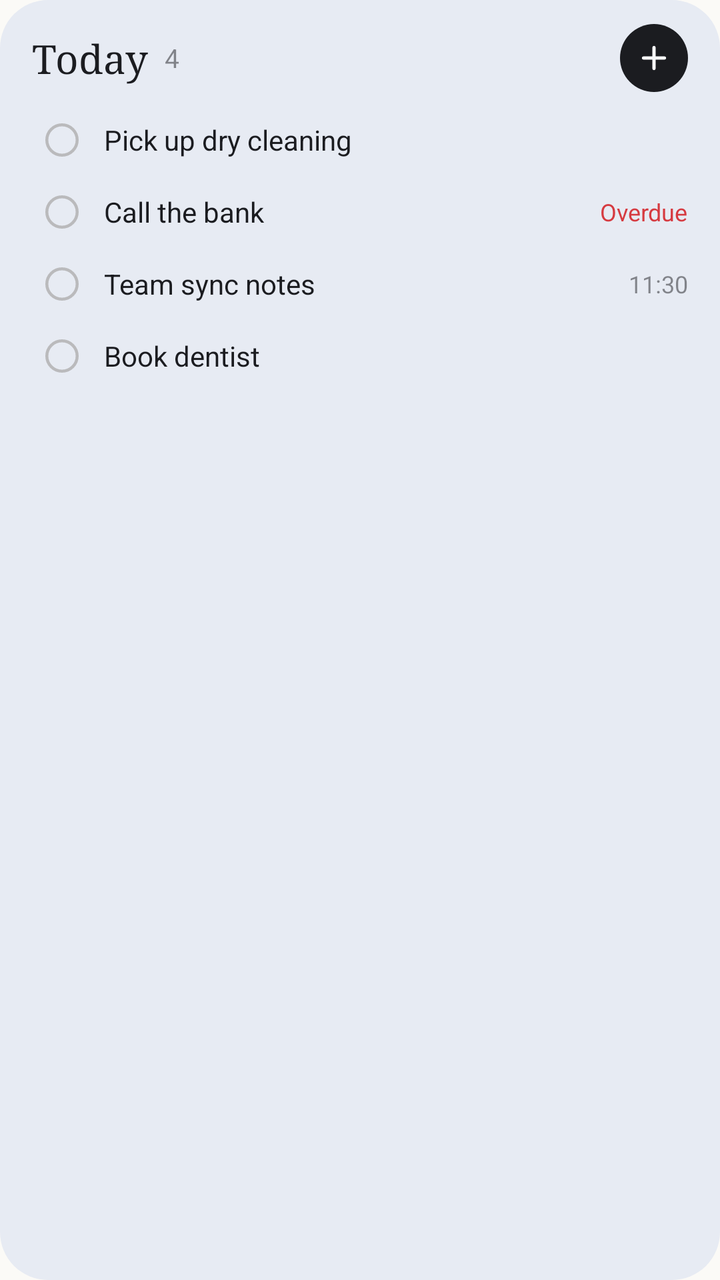
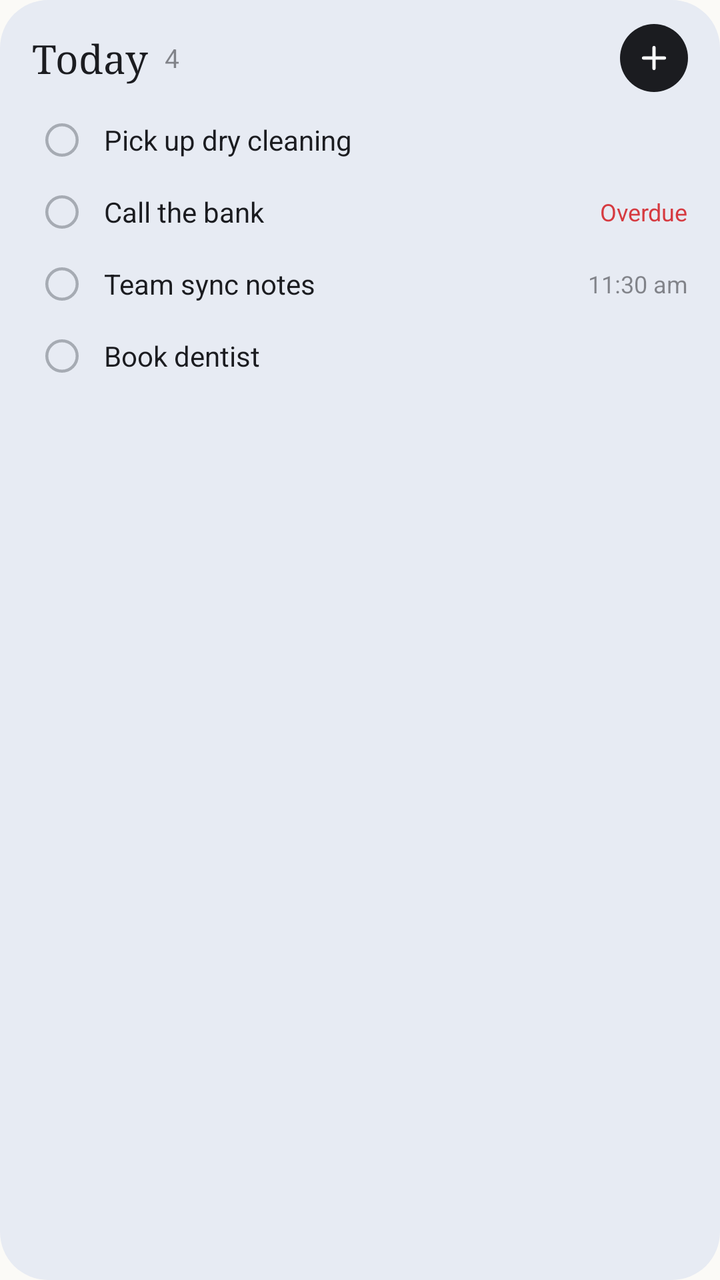

An Android layout rendered at two revisions. The XML below is the earlier revision; the diff shows what the commit changed to produce the second picture.
<!-- AndroidManifest.xml: application theme Theme.Todo -->
<!-- res/layout/widget_today_preview.xml -->
<?xml version="1.0" encoding="utf-8"?>
<LinearLayout xmlns:android="http://schemas.android.com/apk/res/android"
    android:layout_width="match_parent" android:layout_height="match_parent"
    android:orientation="vertical" android:background="@drawable/widget_preview_bg"
    android:paddingStart="16dp" android:paddingEnd="16dp" android:paddingTop="12dp" android:paddingBottom="12dp">
    <LinearLayout android:layout_width="match_parent" android:layout_height="wrap_content" android:orientation="horizontal" android:gravity="center_vertical" android:layout_marginBottom="6dp">
        <TextView android:layout_width="wrap_content" android:layout_height="wrap_content" android:text="Today" android:textSize="20sp" android:fontFamily="serif" android:textColor="@color/widget_ink" />
        <TextView android:layout_width="0dp" android:layout_weight="1" android:layout_height="wrap_content" android:layout_marginStart="8dp" android:text="4" android:textSize="13sp" android:textColor="@color/widget_ink_secondary" />
        <FrameLayout android:layout_width="34dp" android:layout_height="34dp" android:background="@drawable/widget_preview_plus_bg">
            <ImageView android:layout_width="18dp" android:layout_height="18dp" android:layout_gravity="center" android:src="@drawable/ic_widget_plus" android:tint="@color/widget_on_ink" android:importantForAccessibility="no" />
        </FrameLayout>
    </LinearLayout>
    <LinearLayout android:layout_width="match_parent" android:layout_height="36dp" android:orientation="horizontal" android:gravity="center_vertical">
        <ImageView android:layout_width="30dp" android:layout_height="20dp" android:src="@drawable/ic_widget_ring" android:tint="@color/widget_ring" android:importantForAccessibility="no" />
        <TextView android:layout_width="0dp" android:layout_weight="1" android:layout_height="wrap_content" android:layout_marginStart="6dp"
            android:text="Pick up dry cleaning" android:textSize="14sp" android:textColor="@color/widget_ink" android:maxLines="1" android:ellipsize="end" />
    </LinearLayout>
    <LinearLayout android:layout_width="match_parent" android:layout_height="36dp" android:orientation="horizontal" android:gravity="center_vertical">
        <ImageView android:layout_width="30dp" android:layout_height="20dp" android:src="@drawable/ic_widget_ring" android:tint="@color/widget_ring" android:importantForAccessibility="no" />
        <TextView android:layout_width="0dp" android:layout_weight="1" android:layout_height="wrap_content" android:layout_marginStart="6dp"
            android:text="Call the bank" android:textSize="14sp" android:textColor="@color/widget_ink" android:maxLines="1" android:ellipsize="end" />
        <TextView android:layout_width="wrap_content" android:layout_height="wrap_content" android:layout_marginStart="8dp"
            android:text="Overdue" android:textSize="12sp" android:textColor="@color/widget_danger" />
    </LinearLayout>
    <LinearLayout android:layout_width="match_parent" android:layout_height="36dp" android:orientation="horizontal" android:gravity="center_vertical">
        <ImageView android:layout_width="30dp" android:layout_height="20dp" android:src="@drawable/ic_widget_ring" android:tint="@color/widget_ring" android:importantForAccessibility="no" />
        <TextView android:layout_width="0dp" android:layout_weight="1" android:layout_height="wrap_content" android:layout_marginStart="6dp"
            android:text="Team sync notes" android:textSize="14sp" android:textColor="@color/widget_ink" android:maxLines="1" android:ellipsize="end" />
        <TextView android:layout_width="wrap_content" android:layout_height="wrap_content" android:layout_marginStart="8dp"
            android:text="11:30" android:textSize="12sp" android:textColor="@color/widget_ink_secondary" />
    </LinearLayout>
    <LinearLayout android:layout_width="match_parent" android:layout_height="36dp" android:orientation="horizontal" android:gravity="center_vertical">
        <ImageView android:layout_width="30dp" android:layout_height="20dp" android:src="@drawable/ic_widget_ring" android:tint="@color/widget_ring" android:importantForAccessibility="no" />
        <TextView android:layout_width="0dp" android:layout_weight="1" android:layout_height="wrap_content" android:layout_marginStart="6dp"
            android:text="Book dentist" android:textSize="14sp" android:textColor="@color/widget_ink" android:maxLines="1" android:ellipsize="end" />
    </LinearLayout>
</LinearLayout>
<!-- resources referenced by this layout -->
<resources>
  <color name="widget_danger">#D63A40</color>
  <color name="widget_ink">#1B1C20</color>
  <color name="widget_ink_secondary">#801B1C20</color>
  <color name="widget_on_ink">#F7F8FA</color>
  <color name="widget_ring">#4D1B1C20</color>
  <!-- drawable ic_widget_plus (drawable) -->
  <?xml version="1.0" encoding="utf-8"?>
  <vector xmlns:android="http://schemas.android.com/apk/res/android"
      android:width="24dp" android:height="24dp" android:viewportWidth="24" android:viewportHeight="24">
      <path android:strokeColor="#FFFFFFFF" android:strokeWidth="2.2" android:strokeLineCap="round"
          android:pathData="M12,5v14M5,12h14" />
  </vector>
  <!-- drawable ic_widget_ring (drawable) -->
  <?xml version="1.0" encoding="utf-8"?>
  <vector xmlns:android="http://schemas.android.com/apk/res/android"
      android:width="24dp" android:height="24dp" android:viewportWidth="24" android:viewportHeight="24">
      <path android:strokeColor="#FFFFFFFF" android:strokeWidth="1.8" android:fillColor="#00000000"
          android:pathData="M12,2.9a9.1,9.1 0,1 1,0 18.2a9.1,9.1 0,1 1,0 -18.2z" />
  </vector>
  <!-- drawable widget_preview_bg (drawable) -->
  <?xml version="1.0" encoding="utf-8"?>
  <shape xmlns:android="http://schemas.android.com/apk/res/android" android:shape="rectangle">
      <solid android:color="@color/widget_bg" />
      <corners android:radius="24dp" />
  </shape>
  <!-- drawable widget_preview_plus_bg (drawable) -->
  <?xml version="1.0" encoding="utf-8"?>
  <shape xmlns:android="http://schemas.android.com/apk/res/android" android:shape="oval">
      <solid android:color="@color/widget_ink" />
  </shape>
  <style name="Theme.Todo" parent="android:Theme.Material.Light.NoActionBar">
          <item name="android:windowBackground">@color/paper</item>
          <item name="android:statusBarColor">@android:color/transparent</item>
          <item name="android:navigationBarColor">@android:color/transparent</item>
      </style>
  <color name="widget_bg">#F5E6EBF3</color>
  <color name="paper">#FBFAF7</color>
</resources>

<!-- the commit's change to res/layout/widget_today_preview.xml (unified diff, before → after) -->
@@ -1,12 +1,12 @@
 <?xml version="1.0" encoding="utf-8"?>
 <LinearLayout xmlns:android="http://schemas.android.com/apk/res/android"
     android:layout_width="match_parent" android:layout_height="match_parent"
-    android:orientation="vertical" android:background="@drawable/widget_preview_bg"
+    android:orientation="vertical" android:background="@drawable/widget_bg"
     android:paddingStart="16dp" android:paddingEnd="16dp" android:paddingTop="12dp" android:paddingBottom="12dp">
     <LinearLayout android:layout_width="match_parent" android:layout_height="wrap_content" android:orientation="horizontal" android:gravity="center_vertical" android:layout_marginBottom="6dp">
         <TextView android:layout_width="wrap_content" android:layout_height="wrap_content" android:text="Today" android:textSize="20sp" android:fontFamily="serif" android:textColor="@color/widget_ink" />
         <TextView android:layout_width="0dp" android:layout_weight="1" android:layout_height="wrap_content" android:layout_marginStart="8dp" android:text="4" android:textSize="13sp" android:textColor="@color/widget_ink_secondary" />
-        <FrameLayout android:layout_width="34dp" android:layout_height="34dp" android:background="@drawable/widget_preview_plus_bg">
+        <FrameLayout android:layout_width="34dp" android:layout_height="34dp" android:background="@drawable/widget_plus_bg">
             <ImageView android:layout_width="18dp" android:layout_height="18dp" android:layout_gravity="center" android:src="@drawable/ic_widget_plus" android:tint="@color/widget_on_ink" android:importantForAccessibility="no" />
         </FrameLayout>
     </LinearLayout>
@@ -27,7 +27,7 @@
         <TextView android:layout_width="0dp" android:layout_weight="1" android:layout_height="wrap_content" android:layout_marginStart="6dp"
             android:text="Team sync notes" android:textSize="14sp" android:textColor="@color/widget_ink" android:maxLines="1" android:ellipsize="end" />
         <TextView android:layout_width="wrap_content" android:layout_height="wrap_content" android:layout_marginStart="8dp"
-            android:text="11:30" android:textSize="12sp" android:textColor="@color/widget_ink_secondary" />
+            android:text="11:30 am" android:textSize="12sp" android:textColor="@color/widget_ink_secondary" />
     </LinearLayout>
     <LinearLayout android:layout_width="match_parent" android:layout_height="36dp" android:orientation="horizontal" android:gravity="center_vertical">
         <ImageView android:layout_width="30dp" android:layout_height="20dp" android:src="@drawable/ic_widget_ring" android:tint="@color/widget_ring" android:importantForAccessibility="no" />
<!-- resource entries referenced after the edit -->
@@ -4,7 +4,7 @@
   <color name="widget_ink">#1B1C20</color>
   <color name="widget_ink_secondary">#801B1C20</color>
   <color name="widget_on_ink">#F7F8FA</color>
-  <color name="widget_ring">#4D1B1C20</color>
+  <color name="widget_ring">#FFA6ABB3</color>
   <!-- drawable ic_widget_plus (drawable) -->
   <?xml version="1.0" encoding="utf-8"?>
   <vector xmlns:android="http://schemas.android.com/apk/res/android"
@@ -19,13 +19,13 @@
       <path android:strokeColor="#FFFFFFFF" android:strokeWidth="1.8" android:fillColor="#00000000"
           android:pathData="M12,2.9a9.1,9.1 0,1 1,0 18.2a9.1,9.1 0,1 1,0 -18.2z" />
   </vector>
-  <!-- drawable widget_preview_bg (drawable) -->
+  <!-- drawable widget_bg (drawable) -->
   <?xml version="1.0" encoding="utf-8"?>
   <shape xmlns:android="http://schemas.android.com/apk/res/android" android:shape="rectangle">
       <solid android:color="@color/widget_bg" />
       <corners android:radius="24dp" />
   </shape>
-  <!-- drawable widget_preview_plus_bg (drawable) -->
+  <!-- drawable widget_plus_bg (drawable) -->
   <?xml version="1.0" encoding="utf-8"?>
   <shape xmlns:android="http://schemas.android.com/apk/res/android" android:shape="oval">
       <solid android:color="@color/widget_ink" />
